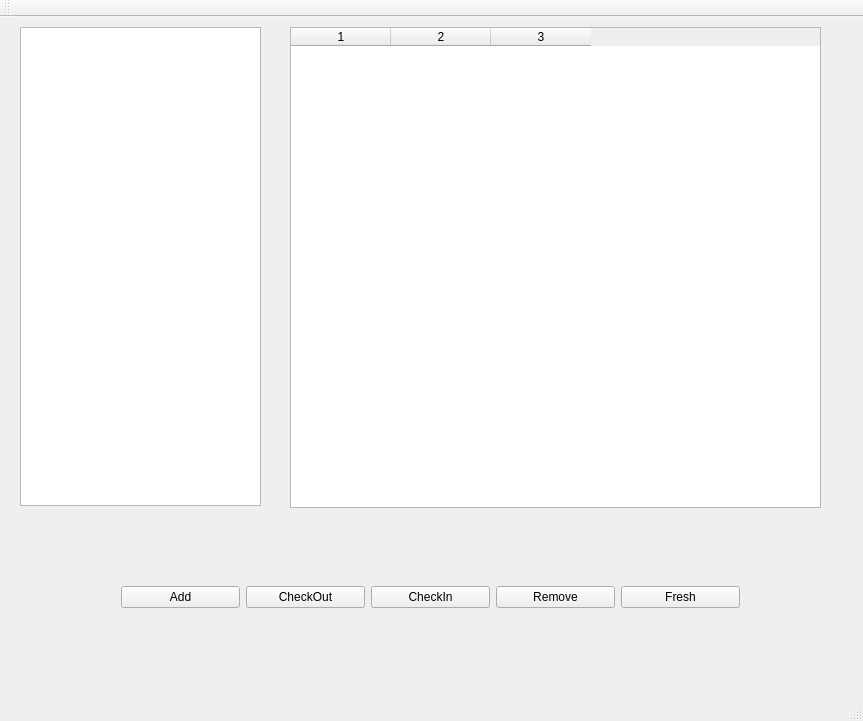
facat/QT_Encryption, file mainwindowencryption.ui: the form before one commit.
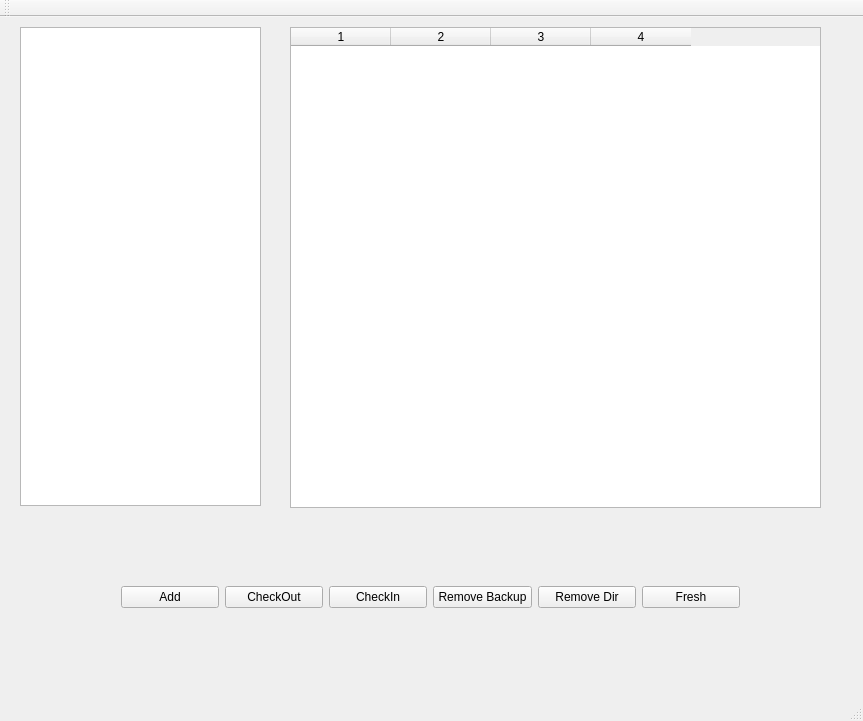
The form after the commit.

Patch:
```diff
--- a/mainwindowencryption.ui
+++ b/mainwindowencryption.ui
@@ -30,11 +30,12 @@
      <bool>false</bool>
     </property>
     <property name="columnCount">
-     <number>3</number>
+     <number>4</number>
     </property>
     <column/>
     <column/>
     <column/>
+    <column/>
    </widget>
    <widget class="QListWidget" name="listWidgetDirList">
     <property name="geometry">
@@ -80,7 +81,14 @@
      <item>
       <widget class="QPushButton" name="pushButtonRemove">
        <property name="text">
-        <string>Remove</string>
+        <string>Remove Backup</string>
+       </property>
+      </widget>
+     </item>
+     <item>
+      <widget class="QPushButton" name="pushButtonRemoveDir">
+       <property name="text">
+        <string>Remove Dir</string>
        </property>
       </widget>
      </item>
```
Left out of the diff: 2 changed lines with no effect on the pictures.
